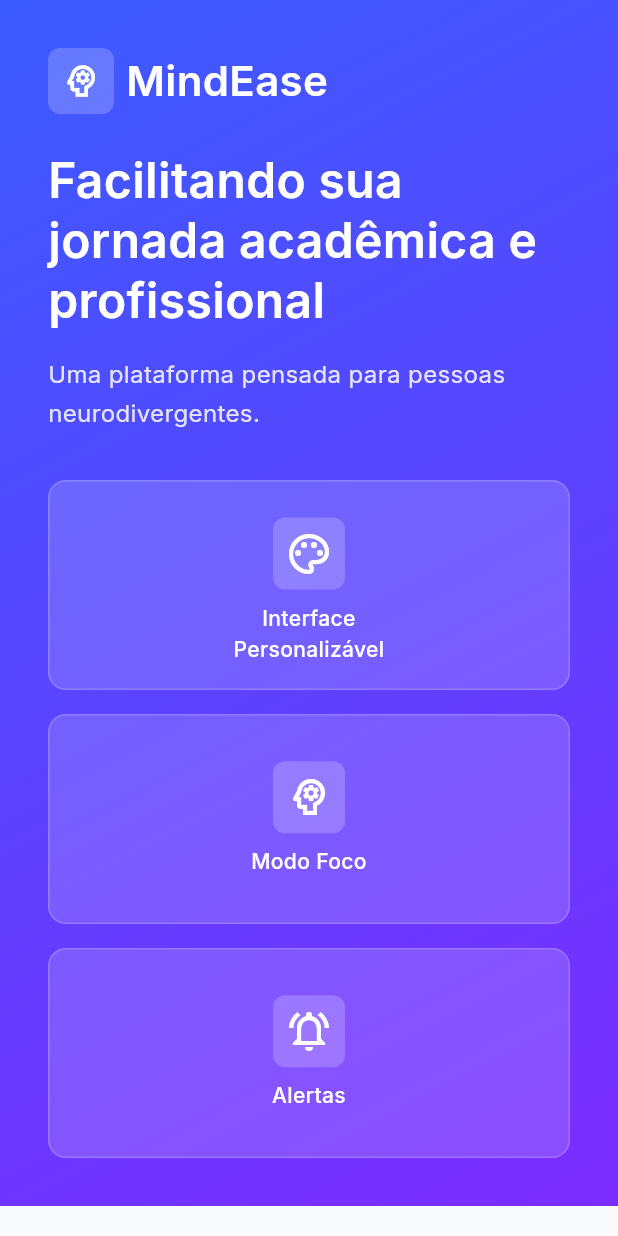
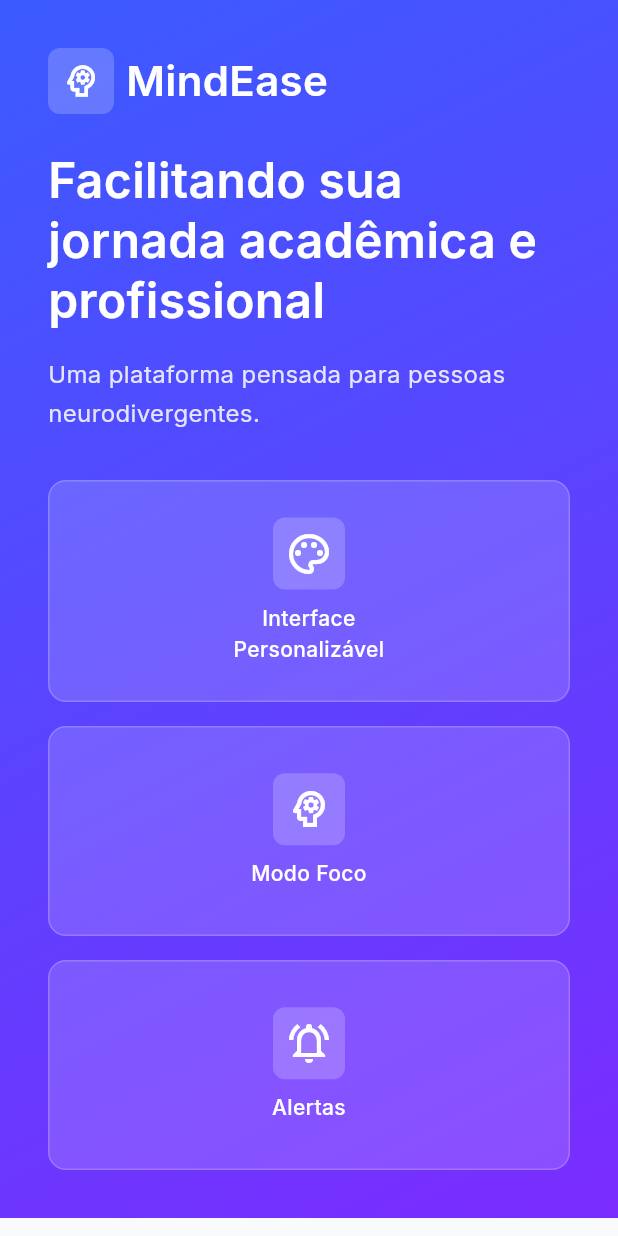
Before and after one commit to mindeaseapp/mindease-focus-tc5, a Flutter app: the screen it shows after launch, on a phone screen of 412 x 824 dp. Run offline on Flutter 3.47's test engine with Material 3 defaults, Android fonts, the light colour scheme and no system bars; our stand-ins replace supabase_flutter; accounts and stored records are empty.

Commit message:
fix: ajustado a tela login

```diff
--- a/lib/features/auth/presentation/pages/login/feature_card.dart
+++ b/lib/features/auth/presentation/pages/login/feature_card.dart
@@ -6,7 +6,7 @@ import 'package:mindease_focus/shared/tokens/app_spacing.dart';
 import 'package:mindease_focus/shared/tokens/app_typography.dart';
 import 'package:mindease_focus/shared/tokens/app_sizes.dart';
 
-/// Card para exibir features do MindEase
+/// Card para exibir features do MindEase/// Card para exibir features do MindEase
 class FeatureCard extends StatelessWidget {
   final IconData icon;
   final String title;
@@ -19,8 +19,13 @@ class FeatureCard extends StatelessWidget {
 
   @override
   Widget build(BuildContext context) {
-    return SizedBox(
-      height: AppSizes.featureCardMinHeight,
+    // Usamos ConstrainedBox em vez de SizedBox com altura fixa
+    // Isso garante que o card tenha no MÍNIMO o tamanho padrão,
+    // mas possa crescer se o texto precisar de mais espaço.
+    return ConstrainedBox(
+      constraints: const BoxConstraints(
+        minHeight: AppSizes.featureCardMinHeight,
+      ),
       child: Container(
         padding: const EdgeInsets.symmetric(
           horizontal: AppSpacing.md,
@@ -40,6 +45,7 @@ class FeatureCard extends StatelessWidget {
         ),
         child: Column(
           mainAxisAlignment: MainAxisAlignment.center,
+          mainAxisSize: MainAxisSize.min, // Importante para não forçar expansão desnecessária
           children: [
             Container(
               padding: const EdgeInsets.all(AppSpacing.sm),
@@ -83,24 +89,25 @@ class FeatureCardsRow extends StatelessWidget {
       spacing: AppSpacing.md,
       runSpacing: AppSpacing.md,
       alignment: WrapAlignment.start,
+      crossAxisAlignment: WrapCrossAlignment.start, // Garante alinhamento no topo
       children: [
-        SizedBox(
-          width: isMobile ? double.infinity : AppSizes.featureCardWidth,
-          child: const FeatureCard(
+        _buildResponsiveBox(
+          isMobile,
+          const FeatureCard(
             icon: Icons.palette_outlined,
             title: 'Interface\nPersonalizável',
           ),
         ),
-        SizedBox(
-          width: isMobile ? double.infinity : AppSizes.featureCardWidth,
-          child: const FeatureCard(
+        _buildResponsiveBox(
+          isMobile,
+          const FeatureCard(
             icon: Icons.psychology_outlined,
             title: 'Modo Foco',
           ),
         ),
-        SizedBox(
-          width: isMobile ? double.infinity : AppSizes.featureCardWidth,
-          child: const FeatureCard(
+        _buildResponsiveBox(
+          isMobile,
+          const FeatureCard(
             icon: Icons.notifications_active_outlined,
             title: 'Alertas',
           ),
@@ -108,4 +115,11 @@ class FeatureCardsRow extends StatelessWidget {
       ],
     );
   }
+
+  Widget _buildResponsiveBox(bool isMobile, Widget child) {
+    return SizedBox(
+      width: isMobile ? double.infinity : AppSizes.featureCardWidth,
+      child: child,
+    );
+  }
 }
--- a/lib/features/auth/presentation/pages/login/login_page.dart
+++ b/lib/features/auth/presentation/pages/login/login_page.dart
@@ -37,10 +37,6 @@ class _LoginPageState extends State<LoginPage> {
 
   bool get _isMobile => MediaQuery.of(context).size.width < 768;
 
-  // ======================================================
-  // 🔄 FORM STATE
-  // ======================================================
-
   void _updateFormValidity() {
     final isValid = LoginFormValidator.isValid(
       email: _emailController.text,
@@ -76,13 +72,11 @@ class _LoginPageState extends State<LoginPage> {
     super.dispose();
   }
 
-  // ======================================================
-  // 🧱 UI
-  // ======================================================
-
   @override
   Widget build(BuildContext context) {
     return Scaffold(
+      // Evita que o teclado redimensione o fundo, prevenindo quebras no GradientPanel
+      resizeToAvoidBottomInset: true,
       body: _isMobile ? _buildMobile() : _buildDesktop(),
     );
   }
@@ -104,11 +98,8 @@ class _LoginPageState extends State<LoginPage> {
                     Container(
                       padding: const EdgeInsets.all(AppSpacing.sm),
                       decoration: BoxDecoration(
-                        color: Colors.white.withValues(
-                          alpha: AppOpacity.medium
-                        ),
-                        borderRadius:
-                            BorderRadius.circular(AppSpacing.radiusSm),
+                        color: Colors.white.withValues(alpha: AppOpacity.medium),
+                        borderRadius: BorderRadius.circular(AppSpacing.radiusSm),
                       ),
                       child: const Icon(
                         Icons.psychology_outlined,
@@ -125,20 +116,14 @@ class _LoginPageState extends State<LoginPage> {
                   ],
                 ),
                 AppSpacing.gapLg,
-                Semantics(
-                  label: 'Facilitando sua jornada acadêmica e profissional',
-                  child: Text(
+                Text(
                   'Facilitando sua jornada acadêmica e profissional',
                   style: LoginStyles.subtitle,
                 ),
-                ),
                 AppSpacing.gapMd,
-                Semantics(
-                  label: 'Uma plataforma pensada para pessoas neurodivergentes',
-                  child: Text(
+                Text(
                   'Uma plataforma pensada para pessoas neurodivergentes.',
                   style: LoginStyles.description,
-                  ),
                 ),
                 AppSpacing.gapXl,
                 const FeatureCardsRow(),
@@ -148,10 +133,7 @@ class _LoginPageState extends State<LoginPage> {
           Padding(
             padding: const EdgeInsets.all(AppSpacing.lg),
             child: Card(
-              child: Padding(
-                padding: const EdgeInsets.all(LoginStyles.cardPadding),
-                child: _buildForm(),
-              ),
+              child: _buildForm(), // Removido Padding fixo aqui para gerenciar dentro do formulário
             ),
           ),
         ],
@@ -184,28 +166,18 @@ class _LoginPageState extends State<LoginPage> {
                   ),
                 ),
                 AppSpacing.hGapSm,
-                Semantics(
-                  header: true,
-                  label: 'MindEase - Nome da aplicação',
-                  child: Text('MindEase', style: LoginStyles.brand),
-                ),
+                Text('MindEase', style: LoginStyles.brand),
               ],
             ),
             AppSpacing.gapLg,
-            Semantics(
-              label: 'Facilitando sua jornada acadêmica e profissional',
-              child: Text(
+            Text(
               'Facilitando sua jornada acadêmica e profissional',
               style: LoginStyles.subtitle,
             ),
-            ),
             AppSpacing.gapMd,
-            Semantics(
-              label: 'Uma plataforma pensada para pessoas neurodivergentes',
-              child: Text(
+            Text(
               'Uma plataforma pensada para pessoas neurodivergentes.',
               style: LoginStyles.description,
-              ),
             ),
             const Spacer(),
             const FeatureCardsRow(),
@@ -216,10 +188,7 @@ class _LoginPageState extends State<LoginPage> {
         child: ConstrainedBox(
           constraints: const BoxConstraints(maxWidth: 420),
           child: Card(
-            child: Padding(
-              padding: const EdgeInsets.all(LoginStyles.cardPadding),
             child: _buildForm(),
-            ),
           ),
         ),
       ),
@@ -227,11 +196,13 @@ class _LoginPageState extends State<LoginPage> {
   }
 
   // ======================================================
-  // 🧩 FORM
+  // 🧩 FORM (CORRIGIDO)
   // ======================================================
 
   Widget _buildForm() {
-    return Form(
+    return Padding(
+      padding: const EdgeInsets.all(LoginStyles.cardPadding),
+      child: Form(
         key: _formKey,
         autovalidateMode: AutovalidateMode.onUserInteraction,
         child: Column(
@@ -240,50 +211,35 @@ class _LoginPageState extends State<LoginPage> {
           children: [
             Semantics(
               header: true,
-            label: 'Bem-vindo de volta',
               child: Text('Bem-vindo de volta', style: LoginStyles.title),
             ),
             AppSpacing.gapSm,
-          Semantics(
-            label: 'Entre com suas credenciais para continuar',
-            child: Text(
+            Text(
               'Entre com suas credenciais para continuar',
               style: AppTypography.bodySmall.copyWith(
                 color: AppColors.textSecondary,
                 fontWeight: AppTypography.medium,
               ),
             ),
-          ),
             AppSpacing.gapLg,
 
-          Semantics(
-            label: 'Campo de email',
-            hint: 'Digite seu endereço de email',
-            child: TextFormField(
+            // Campos de Input
+            TextFormField(
               controller: _emailController,
               focusNode: _emailFocusNode,
               keyboardType: TextInputType.emailAddress,
               textInputAction: TextInputAction.next,
               validator: EmailValidator.validate,
               onChanged: (_) => _updateFormValidity(),
-              onFieldSubmitted: (_) {
-                FocusScope.of(context).requestFocus(_passwordFocusNode);
-              },
               decoration: const InputDecoration(
                 labelText: 'Email',
                 prefixIcon: Icon(Icons.email_outlined),
               ),
             ),
-          ),
 
             AppSpacing.gapMd,
 
-          // SENHA
-          Semantics(
-            label: 'Campo de senha',
-            hint: 'Digite sua senha',
-            obscured: _obscurePassword,
-            child: TextFormField(
+            TextFormField(
               controller: _passwordController,
               focusNode: _passwordFocusNode,
               obscureText: _obscurePassword,
@@ -294,10 +250,7 @@ class _LoginPageState extends State<LoginPage> {
               decoration: InputDecoration(
                 labelText: 'Senha',
                 prefixIcon: const Icon(Icons.lock_outline),
-                suffixIcon: Semantics(
-                  label: _obscurePassword ? 'Mostrar senha' : 'Ocultar senha',
-                  button: true,
-                  child: IconButton(
+                suffixIcon: IconButton(
                   icon: Icon(
                     _obscurePassword
                         ? Icons.visibility_outlined
@@ -306,45 +259,24 @@ class _LoginPageState extends State<LoginPage> {
                   onPressed: () {
                     setState(() => _obscurePassword = !_obscurePassword);
                   },
-                    tooltip:
-                        _obscurePassword ? 'Mostrar senha' : 'Ocultar senha',
-                  ),
-                ),
                 ),
               ),
             ),
 
             AppSpacing.gapSm,
 
-          // ESQUECI MINHA SENHA
             Align(
               alignment: Alignment.centerRight,
-            child: Semantics(
-              button: true,
-              label: 'Esqueci minha senha',
-              hint: 'Recuperar senha',
               child: TextButton(
-                onPressed: () {
-                  Navigator.pushNamed(context, '/reset-password');
-                },
-                child: Text(
-                  'Esqueci minha senha',
-                  style: AppTypography.bodySmall.copyWith(
-                    fontWeight: AppTypography.medium,
-                  ),
-                ),
-              ),
+                onPressed: () => Navigator.pushNamed(context, '/reset-password'),
+                child: const Text('Esqueci minha senha'),
               ),
             ),
 
             AppSpacing.gapLg,
 
-          // BOTÃO ENTRAR
-          Semantics(
-            button: true,
-            enabled: _isFormValid && !_isSubmitting,
-            label: _isSubmitting ? 'Entrando, aguarde' : 'Entrar na conta',
-            child: SizedBox(
+            // Botão Entrar
+            SizedBox(
               width: double.infinity,
               height: AppSizes.buttonHeight,
               child: ElevatedButton(
@@ -361,14 +293,11 @@ class _LoginPageState extends State<LoginPage> {
                     : const Text('Entrar'),
               ),
             ),
-          ),
 
             AppSpacing.gapMd,
 
-          // CADASTRO
+            // Cadastro
             Center(
-            child: Semantics(
-              label: 'Não tem uma conta? Cadastre-se',
               child: Wrap(
                 alignment: WrapAlignment.center,
                 spacing: 4,
@@ -379,14 +308,8 @@ class _LoginPageState extends State<LoginPage> {
                       color: AppColors.textSecondary,
                     ),
                   ),
-                  Semantics(
-                    button: true,
-                    label: 'Cadastre-se',
-                    hint: 'Criar nova conta',
-                    child: GestureDetector(
-                      onTap: () {
-                        Navigator.pushNamed(context, '/register');
-                      },
+                  GestureDetector(
+                    onTap: () => Navigator.pushNamed(context, '/register'),
                     child: Text(
                       'Cadastre-se',
                       style: AppTypography.bodySmall.copyWith(
@@ -395,13 +318,12 @@ class _LoginPageState extends State<LoginPage> {
                       ),
                     ),
                   ),
+                ],
+              ),
             ),
           ],
         ),
       ),
-          ),
-        ],
-      ),
     );
   }
 }
```
Also changed, not shown: 1 other file. Lines whose indentation alone changed are shown as unchanged.
